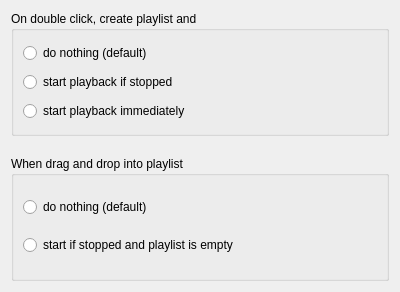
The window that src/GUI/Preferences/LibraryPreferences/GUI_LibraryPreferences.ui (return42/sayonara) describes before a commit, drawn with Qt 5.
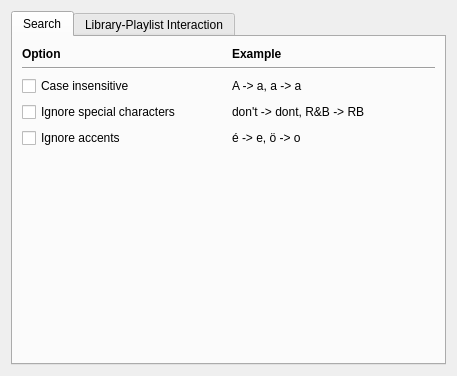
The same window after the commit.

The edit to the form file:
```diff
--- a/src/GUI/Preferences/LibraryPreferences/GUI_LibraryPreferences.ui
+++ b/src/GUI/Preferences/LibraryPreferences/GUI_LibraryPreferences.ui
@@ -6,37 +6,140 @@
    <rect>
     <x>0</x>
     <y>0</y>
-    <width>400</width>
-    <height>292</height>
+    <width>457</width>
+    <height>376</height>
    </rect>
   </property>
   <layout class="QGridLayout" name="gridLayout">
    <property name="verticalSpacing">
     <number>20</number>
    </property>
-   <item row="1" column="0">
-    <widget class="QGroupBox" name="groupBox_2">
-     <property name="title">
-      <string>When drag and drop into playlist </string>
+   <item row="0" column="0">
+    <widget class="QTabWidget" name="tabWidget">
+     <property name="currentIndex">
+      <number>0</number>
      </property>
-     <layout class="QGridLayout" name="gridLayout_2">
+     <widget class="QWidget" name="tab_search">
+      <attribute name="title">
+       <string>Search</string>
+      </attribute>
+      <layout class="QGridLayout" name="gridLayout_4">
+       <property name="topMargin">
+        <number>10</number>
+       </property>
+       <item row="0" column="1">
+        <widget class="QLabel" name="label_4">
+         <property name="font">
+          <font>
+           <weight>75</weight>
+           <bold>true</bold>
+          </font>
+         </property>
+         <property name="text">
+          <string>Example</string>
+         </property>
+        </widget>
+       </item>
+       <item row="2" column="0">
+        <widget class="QCheckBox" name="cb_case_insensitive">
+         <property name="text">
+          <string>Case insensitive</string>
+         </property>
+        </widget>
+       </item>
+       <item row="5" column="0">
+        <spacer name="verticalSpacer">
+         <property name="orientation">
+          <enum>Qt::Vertical</enum>
+         </property>
+         <property name="sizeHint" stdset="0">
+          <size>
+           <width>20</width>
+           <height>40</height>
+          </size>
+         </property>
+        </spacer>
+       </item>
+       <item row="3" column="1">
+        <widget class="QLabel" name="label_2">
+         <property name="toolTip">
+          <string>. ' &quot; &amp; ! $ + * / ( ) = - _ ; : , ? &lt; &gt;[ ] { } @ € white-spaces</string>
+         </property>
+         <property name="text">
+          <string notr="true">don't -&gt; dont, R&amp;B -&gt; RB</string>
+         </property>
+        </widget>
+       </item>
       <item row="0" column="0">
-       <widget class="QRadioButton" name="rb_dd_do_nothing">
+        <widget class="QLabel" name="label_5">
+         <property name="font">
+          <font>
+           <weight>75</weight>
+           <bold>true</bold>
+          </font>
+         </property>
         <property name="text">
-         <string>do nothing (default)</string>
+          <string>Option</string>
         </property>
        </widget>
       </item>
-      <item row="1" column="0">
-       <widget class="QRadioButton" name="rb_dd_start_if_stopped_and_empty">
+       <item row="3" column="0">
+        <widget class="QCheckBox" name="cb_no_special_chars">
+         <property name="toolTip">
+          <string>. ' &quot; &amp; ! $ + * / ( ) = - _ ; : , ? &lt; &gt;[ ] { } @ € white-spaces</string>
+         </property>
         <property name="text">
-         <string>start if stopped and playlist is empty</string>
+          <string>Ignore special characters</string>
+         </property>
+        </widget>
+       </item>
+       <item row="4" column="1">
+        <widget class="QLabel" name="label_3">
+         <property name="toolTip">
+          <string>Š Œ Ž š œ ž Ÿ¥ µ À Á Â Ã Ä Å Æ Ç È É Ê Ë Ì Í Î Ï Ð Ñ Ò Ó Ô Õ Ö Ø Ù Ú Û Ü Ý ß à á â ã ä å æ ç è é ê ë ì í î ï ð ñ ò ó ô õ ö ø ù ú û ü ý ÿ</string>
+         </property>
+         <property name="text">
+          <string notr="true">é -&gt; e, ö -&gt; o</string>
+         </property>
+        </widget>
+       </item>
+       <item row="4" column="0">
+        <widget class="QCheckBox" name="cb_no_accents">
+         <property name="toolTip">
+          <string>Š Œ Ž š œ ž Ÿ¥ µ À Á Â Ã Ä Å Æ Ç È É Ê Ë Ì Í Î Ï Ð Ñ Ò Ó Ô Õ Ö Ø Ù Ú Û Ü Ý ß à á â ã ä å æ ç è é ê ë ì í î ï ð ñ ò ó ô õ ö ø ù ú û ü ý ÿ</string>
+         </property>
+         <property name="text">
+          <string>Ignore accents</string>
+         </property>
+        </widget>
+       </item>
+       <item row="2" column="1">
+        <widget class="QLabel" name="label">
+         <property name="text">
+          <string notr="true">A -&gt; a, a -&gt; a</string>
+         </property>
+        </widget>
+       </item>
+       <item row="1" column="0" colspan="2">
+        <widget class="Line" name="line">
+         <property name="orientation">
+          <enum>Qt::Horizontal</enum>
         </property>
        </widget>
       </item>
      </layout>
     </widget>
-   </item>
+     <widget class="QWidget" name="tab_playlist_interaction">
+      <attribute name="title">
+       <string>Library-Playlist Interaction</string>
+      </attribute>
+      <layout class="QGridLayout" name="gridLayout_3">
+       <property name="topMargin">
+        <number>10</number>
+       </property>
+       <property name="verticalSpacing">
+        <number>10</number>
+       </property>
    <item row="0" column="0">
     <widget class="QGroupBox" name="groupBox">
      <property name="title">
@@ -65,6 +168,46 @@
        </widget>
       </item>
      </layout>
+        </widget>
+       </item>
+       <item row="1" column="0">
+        <widget class="QGroupBox" name="groupBox_2">
+         <property name="title">
+          <string>When drag and drop into playlist </string>
+         </property>
+         <layout class="QGridLayout" name="gridLayout_2">
+          <item row="0" column="0">
+           <widget class="QRadioButton" name="rb_dd_do_nothing">
+            <property name="text">
+             <string>do nothing (default)</string>
+            </property>
+           </widget>
+          </item>
+          <item row="1" column="0">
+           <widget class="QRadioButton" name="rb_dd_start_if_stopped_and_empty">
+            <property name="text">
+             <string>start if stopped and playlist is empty</string>
+            </property>
+           </widget>
+          </item>
+         </layout>
+        </widget>
+       </item>
+       <item row="2" column="0">
+        <spacer name="verticalSpacer_2">
+         <property name="orientation">
+          <enum>Qt::Vertical</enum>
+         </property>
+         <property name="sizeHint" stdset="0">
+          <size>
+           <width>20</width>
+           <height>40</height>
+          </size>
+         </property>
+        </spacer>
+       </item>
+      </layout>
+     </widget>
     </widget>
    </item>
   </layout>
```
Lines whose indentation alone changed are shown as unchanged.
